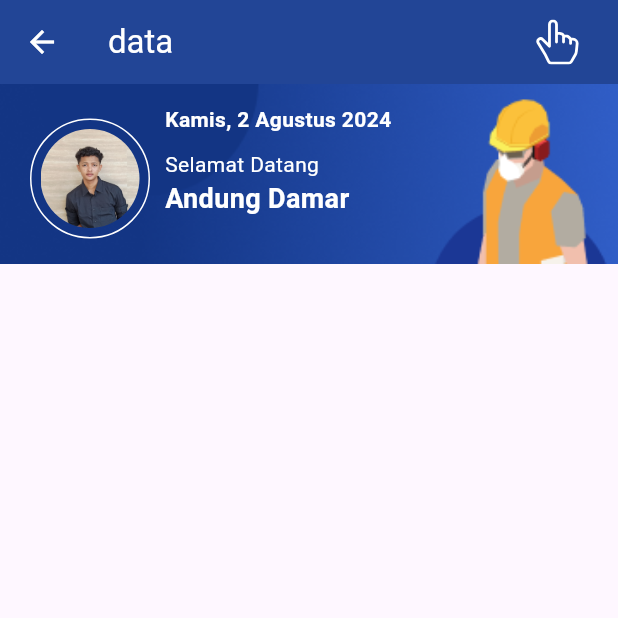
After one commit to nasidfurqon/hk_shield, a Flutter app: the screen it shows after launch, after a tap on "Masuk", on a phone screen of 412 x 824 dp, the top half of it. The commit adds this screen. Run offline on Flutter 3.47's test engine with Material 3 defaults, Android fonts, the phone set to English and light mode, and no system bars; our stand-ins replace bootstrap_icons.

Commit message:
ver: 0.0.1 feat: header widget ui home fix: -

```diff
--- a/lib/View/Page/Auth/login_page.dart
+++ b/lib/View/Page/Auth/login_page.dart
@@ -1,4 +1,5 @@
 import 'package:flutter/material.dart';
+import 'package:hk_shield/View/Page/Home/home_page.dart';
 import 'package:hk_shield/View/Widget/custom_auth_background.dart';
 import 'package:hk_shield/View/Widget/text_field.dart';
 
@@ -64,6 +65,12 @@ class _LoginPageState extends State<LoginPage> {
               ),
               SizedBox(height: 20,),
               GestureDetector(
+                onTap: (){
+                  Navigator.push(
+                      context,
+                      MaterialPageRoute(builder: (context) => HomePage())
+                  );
+                },
                 child: Container(
                   width: double.infinity,
                   decoration: BoxDecoration(
--- /dev/null
+++ b/lib/View/Page/Home/home_page.dart
@@ -0,0 +1,102 @@
+import "package:flutter/material.dart";
+import "package:hk_shield/View/Widget/custom_scaffold.dart";
+import 'package:bootstrap_icons/bootstrap_icons.dart';
+
+class HomePage extends StatefulWidget {
+  const HomePage({super.key});
+
+  @override
+  State<HomePage> createState() => _HomePageState();
+}
+
+class _HomePageState extends State<HomePage> {
+  @override
+  Widget build(BuildContext context) {
+    return CustomScaffold(
+      isLeading: true,
+      icon2: BootstrapIcons.hand_index_thumb,
+      children: SingleChildScrollView(
+        child: Column(
+          children: [
+            Container(
+              child: Stack(
+                children: [
+                  Image.asset('assets/bg_user.png',
+                    fit: BoxFit.cover,
+                    height: 120,
+                    width: double.infinity,
+                  ),
+                  SafeArea(
+                      child: Padding(
+                        padding: const EdgeInsets.only(left: 20),
+                        child: Row(
+                          children: [
+                            Padding(
+                              padding: EdgeInsets.only(top: 23),
+                              child: Container(
+                                width: 80,
+                                height: 80,
+                                decoration: BoxDecoration(
+                                  shape: BoxShape.circle,
+                                  border: Border.all(
+                                    color: Colors.white,
+                                    width: 1
+                                  )
+                                ),
+                                child: Padding(padding: EdgeInsets.all(6),
+                                child: ClipOval(
+                                  child: Image.asset(
+                                    'assets/khoi.jpg',
+                                    width: 50,
+                                    height: 50,
+                                    fit: BoxFit.cover,
+                                  ),
+                                ),)
+                              ),
+                            ),
+                            Padding(
+                                padding: EdgeInsets.only(left: 10),
+                                child: Column(
+                                  crossAxisAlignment: CrossAxisAlignment.start,
+                                  children: [
+                                    Text(
+                                        'Kamis, 2 Agustus 2024',
+                                      style: TextStyle(
+                                          color: Colors.white,
+                                          fontWeight: FontWeight.w600
+                                      ),
+                                    ),
+                                    SizedBox(height: 10,),
+                                    Text(
+                                        'Selamat Datang',
+                                      style: TextStyle(color: Colors.white),
+
+                                    ),
+                                    Text(
+                                        'Andung Damar',
+                                      style: TextStyle(
+                                          color: Colors.white,
+                                          fontWeight: FontWeight.bold,
+                                          fontSize: 18
+                                      ),
+
+                                    )
+                                  ],
+                                ),
+                            )
+                          ],
+                        ),
+                      )
+                  )
+                ]
+              ),
+            ),
+            Container(
+
+            )
+          ],
+        ),
+      ),
+    );
+  }
+}
--- /dev/null
+++ b/lib/View/Widget/custom_scaffold.dart
@@ -0,0 +1,40 @@
+import "package:flutter/material.dart";
+import "package:bootstrap_icons/bootstrap_icons.dart";
+
+class CustomScaffold extends StatelessWidget {
+  final bool? isLeading;
+  final IconData? icon1;
+  final IconData? icon2;
+  final Widget? children;
+  const CustomScaffold({super.key, this.isLeading, this.icon1, this.icon2, this.children});
+
+  @override
+  Widget build(BuildContext context) {
+    return Scaffold(
+      appBar: AppBar(
+        backgroundColor: Color(0xff224596),
+        automaticallyImplyLeading: isLeading ?? true,
+        iconTheme: IconThemeData(
+          color: Colors.white
+        ),
+        title: Padding(
+          padding: EdgeInsets.only(right: 10),
+          child: Row(
+            mainAxisAlignment: MainAxisAlignment.spaceBetween,
+            children: [
+              Text('data', style: TextStyle(color : Colors.white),),
+              Row(
+                children: [
+                  Icon(icon1, size: 30,),
+                  SizedBox(width: 10,),
+                  Icon(icon2, size: 30,)
+                ],
+              )
+            ],
+          ),
+        ),
+      ),
+      body: children,
+    );
+  }
+}
--- a/pubspec.yaml
+++ b/pubspec.yaml
@@ -36,6 +36,7 @@ dependencies:
   # Use with the CupertinoIcons class for iOS style icons.
   cupertino_icons: ^1.0.8
   icons_plus: ^4.0.0
+  bootstrap_icons: ^1.8.1
 
 dev_dependencies:
   flutter_test:
```
Also changed, not shown: assets/bg_user.png (added), assets/khoi.jpg (added), pubspec.lock.
